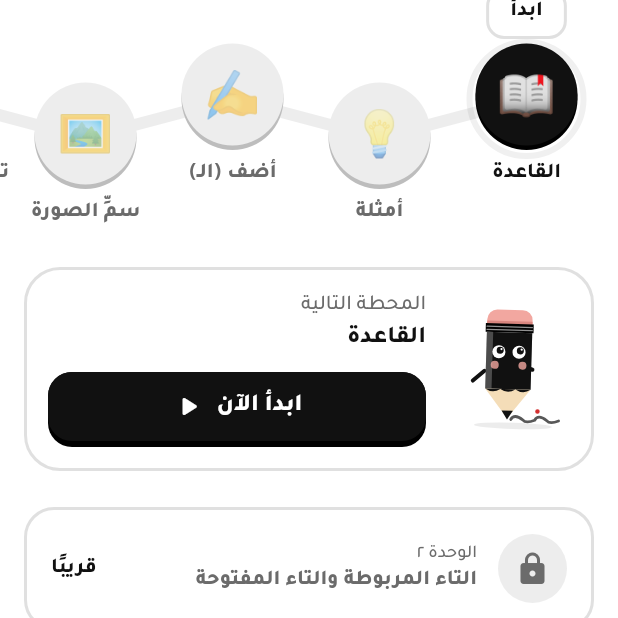
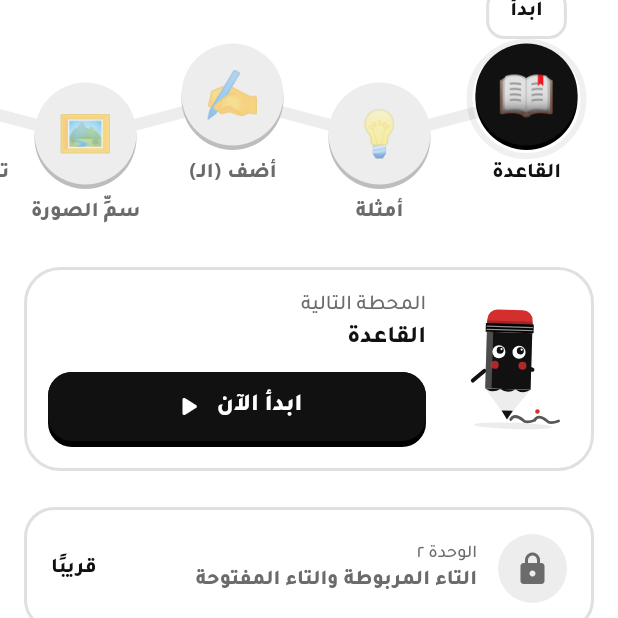
Before and after one commit to alansaria2026/imlaa-app, a Flutter app: the screen it shows after launch, scrolled down 291 dp, on a phone screen of 412 x 824 dp, the top half of it. Run offline on Flutter 3.47's test engine with Material 3 defaults, Android fonts, the phone set to English and light mode, and no system bars; our stand-ins replace flutter_tts, shared_preferences.

```diff
--- a/lib/lesson/pages/equation_page.dart
+++ b/lib/lesson/pages/equation_page.dart
@@ -207,7 +207,7 @@ class _EquationPageState extends State<EquationPage> {
           });
         });
       } else {
-        showFeedback(context, 'ممتاز! أنهيت هذا التطبيق 🎉');
+        showFeedback(context, 'ممتاز! أنهيت هذا التمرين');
         widget.handle.markComplete();
       }
     }
@@ -278,7 +278,7 @@ class _EquationPageState extends State<EquationPage> {
     } else {
       // النقاط حسب المستوى المتبقي في المؤشر.
       AppScope.read(context).addPoints((_total * 10 * _level / 100).round());
-      showFeedback(context, 'ممتاز! أنهيت هذا التطبيق 🎉');
+      showFeedback(context, 'ممتاز! أنهيت هذا التمرين');
       widget.handle.markComplete();
     }
   }
--- a/lib/widgets/mascot.dart
+++ b/lib/widgets/mascot.dart
@@ -75,9 +75,9 @@ class _PencilPainter extends CustomPainter {
   _PencilPainter(this.mood);
   final MascotMood mood;
 
-  static const _wood = Color(0xFFF4DDB8);
-  static const _eraser = Color(0xFFF2A7A0);
-  static const _eraserDark = Color(0xFFD9867F);
+  static const _wood = Color(0xFFEDEDED);
+  static const _eraser = AppColors.red;
+  static const _eraserDark = Color(0xFFA32424);
 
   @override
   void paint(Canvas canvas, Size size) {
```
Also changed, not shown: lib/widgets/common.dart (+5 -8 lines), 1 other file.
